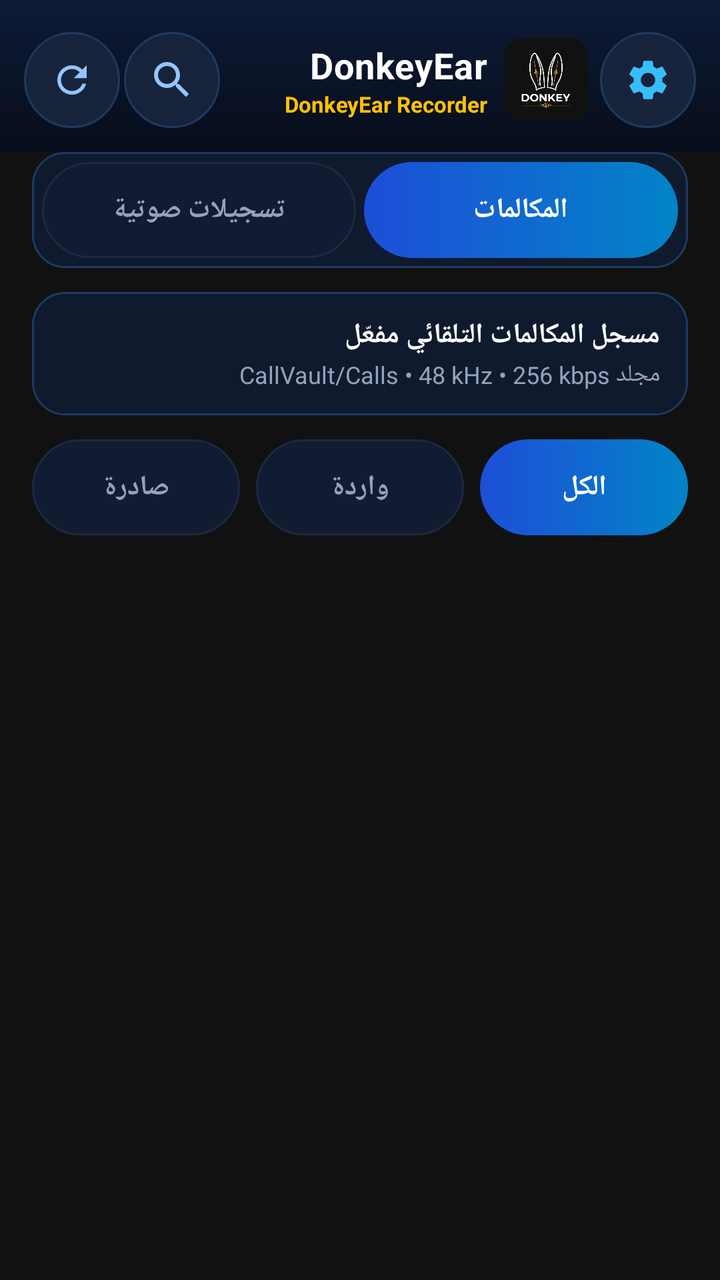
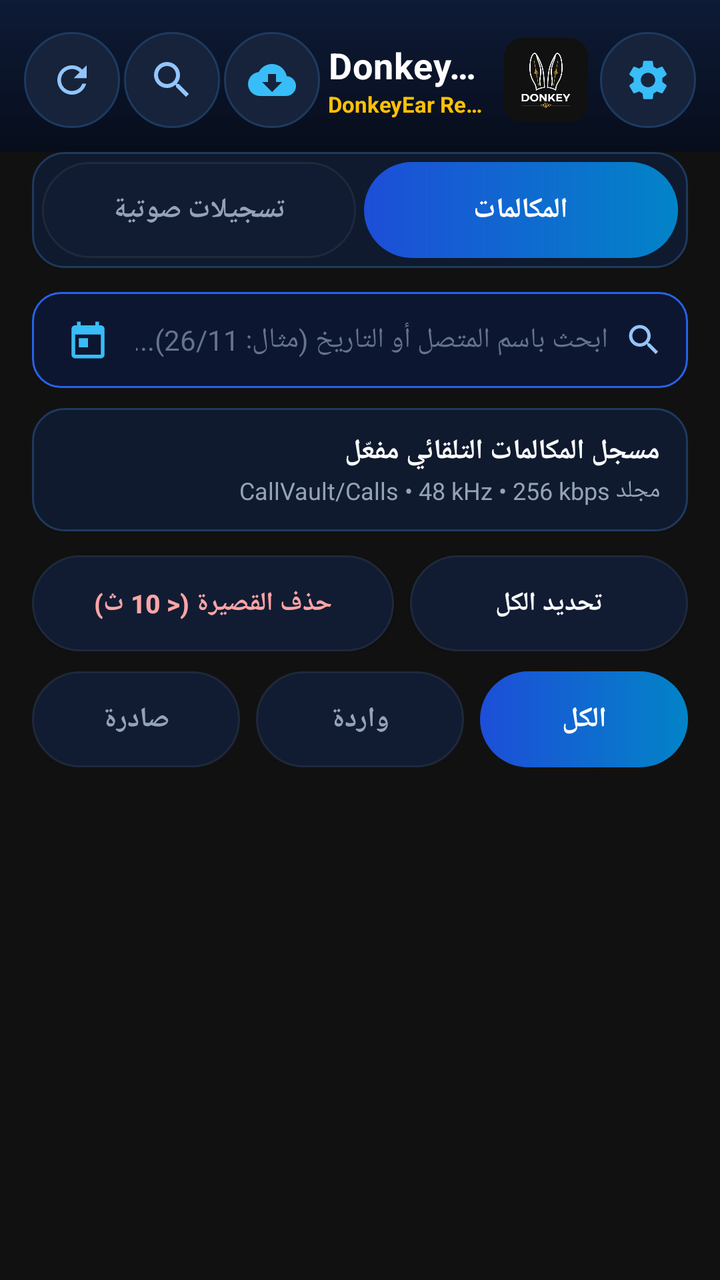

Two renders of the same Android screen: before a commit and after it. Below are the layout's source before the change and the commit's diff.
<!-- AndroidManifest.xml: activity theme Theme.DonkeyEar -->
<!-- res/layout/activity_main.xml -->
<?xml version="1.0" encoding="utf-8"?>
<FrameLayout xmlns:android="http://schemas.android.com/apk/res/android"
    android:id="@+id/main_root"
    android:layout_width="match_parent"
    android:layout_height="match_parent"
    android:background="#111111"
    android:layoutDirection="rtl">

    
    <LinearLayout
        android:id="@+id/vault_content_container"
        android:layout_width="match_parent"
        android:layout_height="match_parent"
        android:orientation="vertical"
        android:visibility="visible">

        
        <LinearLayout
            android:layout_width="match_parent"
            android:layout_height="wrap_content"
            android:background="@drawable/bg_header_gradient"
            android:gravity="center_vertical"
            android:orientation="horizontal"
            android:paddingHorizontal="12dp"
            android:paddingTop="16dp"
            android:paddingBottom="12dp">

            <ImageButton
                android:id="@+id/btn_settings"
                android:layout_width="48dp"
                android:layout_height="48dp"
                android:layout_marginEnd="6dp"
                android:background="@drawable/bg_circle_surface"
                android:contentDescription="الإعدادات"
                android:minWidth="48dp"
                android:minHeight="48dp"
                android:padding="12dp"
                android:scaleType="centerInside"
                android:src="@drawable/ic_settings" />

            <ImageView
                android:id="@+id/iv_logo"
                android:layout_width="42dp"
                android:layout_height="42dp"
                android:contentDescription="@string/app_name"
                android:scaleType="fitCenter"
                android:src="@drawable/ic_donkeyear_logo_rounded" />

            <LinearLayout
                android:layout_width="0dp"
                android:layout_height="wrap_content"
                android:layout_marginStart="8dp"
                android:layout_marginEnd="4dp"
                android:layout_weight="1"
                android:orientation="vertical">

                <TextView
                    android:id="@+id/tv_app_logo_title"
                    android:layout_width="wrap_content"
                    android:layout_height="wrap_content"
                    android:ellipsize="end"
                    android:letterSpacing="0.02"
                    android:maxLines="1"
                    android:text="@string/app_name"
                    android:textColor="#FFFFFF"
                    android:textSize="18sp"
                    android:textStyle="bold" />

                <TextView
                    android:id="@+id/tv_app_subtitle"
                    android:layout_width="wrap_content"
                    android:layout_height="wrap_content"
                    android:ellipsize="end"
                    android:maxLines="1"
                    android:text="DonkeyEar Recorder"
                    android:textColor="#FFC107"
                    android:textSize="11sp"
                    android:textStyle="bold" />
            </LinearLayout>

            <ImageButton
                android:id="@+id/btn_search"
                android:layout_width="48dp"
                android:layout_height="48dp"
                android:layout_marginEnd="2dp"
                android:background="@drawable/bg_circle_surface"
                android:contentDescription="بحث"
                android:minWidth="48dp"
                android:minHeight="48dp"
                android:padding="12dp"
                android:scaleType="centerInside"
                android:src="@drawable/ic_search_blue" />

            <ImageButton
                android:id="@+id/btn_refresh"
                android:layout_width="48dp"
                android:layout_height="48dp"
                android:background="@drawable/bg_circle_surface"
                android:contentDescription="تحديث القائمة"
                android:minWidth="48dp"
                android:minHeight="48dp"
                android:padding="13dp"
                android:scaleType="centerInside"
                android:src="@drawable/ic_refresh" />
        </LinearLayout>

        
        <LinearLayout
            android:id="@+id/section_tabs_bar"
            android:layout_width="match_parent"
            android:layout_height="wrap_content"
            android:layout_marginHorizontal="16dp"
            android:layout_marginBottom="12dp"
            android:background="@drawable/bg_card_dark"
            android:orientation="horizontal"
            android:padding="5dp">

            <TextView
                android:id="@+id/tab_calls"
                android:layout_width="0dp"
                android:layout_height="48dp"
                android:layout_marginEnd="4dp"
                android:layout_weight="1"
                android:background="@drawable/bg_pill_selected"
                android:clickable="true"
                android:focusable="true"
                android:gravity="center"
                android:minHeight="48dp"
                android:text="المكالمات"
                android:textColor="#FFFFFF"
                android:textSize="14sp"
                android:textStyle="bold" />

            <TextView
                android:id="@+id/tab_voice_notes"
                android:layout_width="0dp"
                android:layout_height="48dp"
                android:layout_weight="1"
                android:background="@drawable/bg_pill_unselected"
                android:clickable="true"
                android:focusable="true"
                android:gravity="center"
                android:minHeight="48dp"
                android:text="تسجيلات صوتية"
                android:textColor="#94A3B8"
                android:textSize="14sp"
                android:textStyle="bold" />
        </LinearLayout>

        
        <LinearLayout
            android:id="@+id/search_container"
            android:layout_width="match_parent"
            android:layout_height="wrap_content"
            android:layout_marginHorizontal="16dp"
            android:layout_marginBottom="10dp"
            android:background="@drawable/bg_search_field"
            android:gravity="center_vertical"
            android:orientation="horizontal"
            android:paddingHorizontal="12dp"
            android:visibility="gone">

            <ImageView
                android:layout_width="20dp"
                android:layout_height="20dp"
                android:contentDescription="أيقونة البحث"
                android:src="@drawable/ic_search_blue" />

            <EditText
                android:id="@+id/et_search"
                android:layout_width="0dp"
                android:layout_height="48dp"
                android:layout_marginStart="8dp"
                android:layout_weight="1"
                android:background="@android:color/transparent"
                android:hint="ابحث..."
                android:imeOptions="actionSearch"
                android:inputType="text"
                android:maxLines="1"
                android:textColor="#F8FAFC"
                android:textColorHint="#64748B"
                android:textDirection="anyRtl"
                android:textSize="14sp" />

            <ImageButton
                android:id="@+id/btn_clear_search"
                android:layout_width="48dp"
                android:layout_height="48dp"
                android:background="@android:color/transparent"
                android:contentDescription="مسح البحث"
                android:minWidth="48dp"
                android:minHeight="48dp"
                android:src="@drawable/ic_close" />
        </LinearLayout>

        
        <LinearLayout
            android:id="@+id/status_banner"
            android:layout_width="match_parent"
            android:layout_height="wrap_content"
            android:layout_marginHorizontal="16dp"
            android:layout_marginBottom="12dp"
            android:background="@drawable/bg_card_dark"
            android:gravity="center_vertical"
            android:orientation="horizontal"
            android:paddingHorizontal="14dp"
            android:paddingVertical="12dp">

            <LinearLayout
                android:layout_width="0dp"
                android:layout_height="wrap_content"
                android:layout_weight="1"
                android:orientation="vertical">

                <TextView
                    android:id="@+id/tv_status_title"
                    android:layout_width="wrap_content"
                    android:layout_height="wrap_content"
                    android:text="مسجل المكالمات التلقائي مفعّل"
                    android:textColor="#F8FAFC"
                    android:textSize="14sp"
                    android:textStyle="bold" />

                <TextView
                    android:id="@+id/tv_status_subtitle"
                    android:layout_width="wrap_content"
                    android:layout_height="wrap_content"
                    android:layout_marginTop="2dp"
                    android:text="مجلد CallVault/Calls • 48 kHz • 256 kbps"
                    android:textColor="#94A3B8"
                    android:textSize="12sp" />
            </LinearLayout>

            <Button
                android:id="@+id/btn_grant_permissions"
                android:layout_width="wrap_content"
                android:layout_height="48dp"
                android:background="@drawable/bg_pill_selected"
                android:minHeight="48dp"
                android:paddingHorizontal="16dp"
                android:text="منح الصلاحيات"
                android:textAllCaps="false"
                android:textColor="#FFFFFF"
                android:textSize="13sp"
                android:textStyle="bold"
                android:visibility="gone" />
        </LinearLayout>

        
        <LinearLayout
            android:id="@+id/filter_bar"
            android:layout_width="match_parent"
            android:layout_height="wrap_content"
            android:layout_marginHorizontal="16dp"
            android:layout_marginBottom="12dp"
            android:orientation="horizontal">

            <TextView
                android:id="@+id/filter_all"
                android:layout_width="0dp"
                android:layout_height="48dp"
                android:layout_marginEnd="8dp"
                android:layout_weight="1"
                android:background="@drawable/bg_pill_selected"
                android:clickable="true"
                android:focusable="true"
                android:gravity="center"
                android:minHeight="48dp"
                android:text="الكل"
                android:textColor="#FFFFFF"
                android:textSize="14sp"
                android:textStyle="bold" />

            <TextView
                android:id="@+id/filter_incoming"
                android:layout_width="0dp"
                android:layout_height="48dp"
                android:layout_marginEnd="8dp"
                android:layout_weight="1"
                android:background="@drawable/bg_pill_unselected"
                android:clickable="true"
                android:focusable="true"
                android:gravity="center"
                android:minHeight="48dp"
                android:text="واردة"
                android:textColor="#94A3B8"
                android:textSize="14sp"
                android:textStyle="bold" />

            <TextView
                android:id="@+id/filter_outgoing"
                android:layout_width="0dp"
                android:layout_height="48dp"
                android:layout_weight="1"
                android:background="@drawable/bg_pill_unselected"
                android:clickable="true"
                android:focusable="true"
                android:gravity="center"
                android:minHeight="48dp"
                android:text="صادرة"
                android:textColor="#94A3B8"
                android:textSize="14sp"
                android:textStyle="bold" />
        </LinearLayout>

        
        <FrameLayout
            android:layout_width="match_parent"
            android:layout_height="0dp"
            android:layout_weight="1">

            
            <ListView
                android:id="@+id/list_recordings"
                android:layout_width="match_parent"
                android:layout_height="match_parent"
                android:clipToPadding="false"
                android:divider="@android:color/transparent"
                android:dividerHeight="10dp"
                android:paddingHorizontal="16dp"
                android:paddingBottom="16dp"
                android:scrollbars="none" />

            
            <ListView
                android:id="@+id/list_voice_notes"
                android:layout_width="match_parent"
                android:layout_height="match_parent"
                android:clipToPadding="false"
                android:divider="@android:color/transparent"
                android:dividerHeight="10dp"
                android:paddingHorizontal="16dp"
                android:paddingBottom="88dp"
                android:scrollbars="none"
                android:visibility="gone" />

            <LinearLayout
                android:id="@+id/empty_state"
                android:layout_width="match_parent"
                android:layout_height="match_parent"
                android:gravity="center"
                android:orientation="vertical"
                android:padding="32dp"
                android:visibility="gone">

                <ImageView
                    android:layout_width="64dp"
                    android:layout_height="64dp"
                    android:background="@drawable/bg_circle_surface"
                    android:contentDescription="لا توجد عناصر"
                    android:padding="16dp"
                    android:src="@drawable/ic_vault_shield" />

                <TextView
                    android:id="@+id/tv_empty_title"
                    android:layout_width="wrap_content"
                    android:layout_height="wrap_content"
                    android:layout_marginTop="16dp"
                    android:text="لا توجد مكالمات مسجلة"
                    android:textColor="#F8FAFC"
                    android:textSize="17sp"
                    android:textStyle="bold" />

                <TextView
                    android:id="@+id/tv_empty_subtitle"
                    android:layout_width="wrap_content"
                    android:layout_height="wrap_content"
                    android:layout_marginTop="6dp"
                    android:gravity="center"
                    android:text="سيتم حفظ جميع المكالمات الواردة والصادرة تلقائياً في CallVault/Calls."
                    android:textColor="#94A3B8"
                    android:textSize="13sp" />
            </LinearLayout>

            
            <ImageButton
                android:id="@+id/fab_new_voice_note"
                android:layout_width="60dp"
                android:layout_height="60dp"
                android:layout_gravity="bottom|end"
                android:layout_margin="18dp"
                android:background="@drawable/bg_fab_red"
                android:contentDescription="تسجيل صوتي جديد"
                android:elevation="8dp"
                android:minWidth="60dp"
                android:minHeight="60dp"
                android:padding="15dp"
                android:scaleType="centerInside"
                android:src="@drawable/ic_add_white"
                android:visibility="gone" />
        </FrameLayout>

        
        <LinearLayout
            android:id="@+id/player_bar"
            android:layout_width="match_parent"
            android:layout_height="wrap_content"
            android:layout_marginHorizontal="16dp"
            android:layout_marginBottom="12dp"
            android:background="@drawable/bg_card_dark"
            android:orientation="vertical"
            android:padding="12dp"
            android:visibility="gone">

            <LinearLayout
                android:layout_width="match_parent"
                android:layout_height="wrap_content"
                android:gravity="center_vertical"
                android:orientation="horizontal">

                <ImageButton
                    android:id="@+id/btn_player_toggle"
                    android:layout_width="48dp"
                    android:layout_height="48dp"
                    android:layout_marginEnd="10dp"
                    android:background="@drawable/bg_circle_blue"
                    android:contentDescription="تشغيل أو إيقاف مؤقت"
                    android:minWidth="48dp"
                    android:minHeight="48dp"
                    android:padding="12dp"
                    android:scaleType="centerInside"
                    android:src="@drawable/ic_pause" />

                <LinearLayout
                    android:layout_width="0dp"
                    android:layout_height="wrap_content"
                    android:layout_marginEnd="8dp"
                    android:layout_weight="1"
                    android:orientation="vertical">

                    <TextView
                        android:id="@+id/tv_now_playing"
                        android:layout_width="match_parent"
                        android:layout_height="wrap_content"
                        android:ellipsize="end"
                        android:maxLines="1"
                        android:text="جاري التشغيل..."
                        android:textColor="#F8FAFC"
                        android:textDirection="anyRtl"
                        android:textSize="13sp"
                        android:textStyle="bold" />

                    <TextView
                        android:id="@+id/tv_player_time"
                        android:layout_width="wrap_content"
                        android:layout_height="wrap_content"
                        android:layout_marginTop="2dp"
                        android:text="00:00 / 00:00"
                        android:textColor="#38BDF8"
                        android:textDirection="ltr"
                        android:textSize="12sp"
                        android:textStyle="bold" />
                </LinearLayout>

                <ImageButton
                    android:id="@+id/btn_player_stop"
                    android:layout_width="48dp"
                    android:layout_height="48dp"
                    android:background="@drawable/bg_circle_surface"
                    android:contentDescription="إغلاق المشغل"
                    android:minWidth="48dp"
                    android:minHeight="48dp"
                    android:padding="13dp"
                    android:scaleType="centerInside"
                    android:src="@drawable/ic_close" />
            </LinearLayout>

            <com.example.AudioWaveformProgressView
                android:id="@+id/playback_waveform"
                android:layout_width="match_parent"
                android:layout_height="52dp"
                android:layout_marginTop="8dp"
                android:contentDescription="شريط الموجة الصوتية للتشغيل"
                android:layoutDirection="ltr"
                android:minHeight="48dp"
                android:paddingVertical="4dp" />
        </LinearLayout>
    </LinearLayout>

</FrameLayout>
<!-- resources referenced by this layout -->
<resources>
  <!-- drawable bg_card_dark (drawable) -->
  <?xml version="1.0" encoding="utf-8"?>
  <shape xmlns:android="http://schemas.android.com/apk/res/android" android:shape="rectangle">
      <solid android:color="#0F1A2E" />
      <corners android:radius="16dp" />
      <stroke android:width="1dp" android:color="#1E3A5F" />
  </shape>
  <!-- drawable bg_circle_blue (drawable) -->
  <?xml version="1.0" encoding="utf-8"?>
  <shape xmlns:android="http://schemas.android.com/apk/res/android" android:shape="oval">
      <gradient
          android:angle="135"
          android:startColor="#2563EB"
          android:endColor="#0EA5E9" />
  </shape>
  <!-- drawable bg_circle_surface (drawable) -->
  <?xml version="1.0" encoding="utf-8"?>
  <shape xmlns:android="http://schemas.android.com/apk/res/android" android:shape="oval">
      <solid android:color="#16233B" />
      <stroke android:width="1dp" android:color="#1E3A5F" />
  </shape>
  <!-- drawable bg_fab_red (drawable) -->
  <?xml version="1.0" encoding="utf-8"?>
  <shape xmlns:android="http://schemas.android.com/apk/res/android"
      android:shape="oval">
      <solid android:color="#EF4444" />
      <stroke
          android:width="2dp"
          android:color="#FCA5A5" />
  </shape>
  <!-- drawable bg_header_gradient (drawable) -->
  <?xml version="1.0" encoding="utf-8"?>
  <shape xmlns:android="http://schemas.android.com/apk/res/android" android:shape="rectangle">
      <gradient
          android:angle="270"
          android:startColor="#0E1B36"
          android:centerColor="#0A1429"
          android:endColor="#070D1A" />
  </shape>
  <!-- drawable bg_pill_selected (drawable) -->
  <?xml version="1.0" encoding="utf-8"?>
  <shape xmlns:android="http://schemas.android.com/apk/res/android" android:shape="rectangle">
      <gradient
          android:angle="0"
          android:startColor="#1D4ED8"
          android:endColor="#0284C7" />
      <corners android:radius="24dp" />
  </shape>
  <!-- drawable bg_pill_unselected (drawable) -->
  <?xml version="1.0" encoding="utf-8"?>
  <shape xmlns:android="http://schemas.android.com/apk/res/android" android:shape="rectangle">
      <solid android:color="#111C33" />
      <corners android:radius="24dp" />
      <stroke android:width="1dp" android:color="#1E293B" />
  </shape>
  <!-- drawable bg_search_field (drawable) -->
  <?xml version="1.0" encoding="utf-8"?>
  <shape xmlns:android="http://schemas.android.com/apk/res/android"
      android:shape="rectangle">
      <solid android:color="#0D1630" />
      <corners android:radius="14dp" />
      <stroke
          android:width="1dp"
          android:color="#2563EB" />
  </shape>
  <string name="app_name">DonkeyEar</string>
  <style name="Theme.DonkeyEar" parent="android:Theme.DeviceDefault.NoActionBar">
          <item name="android:windowBackground">@color/donkey_background</item>
      </style>
  <color name="donkey_background">#111111</color>
  <!-- unchanged entries left out for length: 8 -->
</resources>

<!-- the commit's change to res/layout/activity_main.xml (unified diff, before → after) -->
@@ -79,6 +79,19 @@
             </LinearLayout>
 
             <ImageButton
+                android:id="@+id/btn_sync"
+                android:layout_width="48dp"
+                android:layout_height="48dp"
+                android:layout_marginEnd="2dp"
+                android:background="@drawable/bg_circle_surface"
+                android:contentDescription="مزامنة وتفريغ"
+                android:minWidth="48dp"
+                android:minHeight="48dp"
+                android:padding="12dp"
+                android:scaleType="centerInside"
+                android:src="@drawable/ic_cloud_sync" />
+
+            <ImageButton
                 android:id="@+id/btn_search"
                 android:layout_width="48dp"
                 android:layout_height="48dp"
@@ -157,8 +170,9 @@
             android:background="@drawable/bg_search_field"
             android:gravity="center_vertical"
             android:orientation="horizontal"
-            android:paddingHorizontal="12dp"
-            android:visibility="gone">
+            android:paddingStart="12dp"
+            android:paddingEnd="4dp"
+            android:visibility="visible">
 
             <ImageView
                 android:layout_width="20dp"
@@ -173,7 +187,7 @@
                 android:layout_marginStart="8dp"
                 android:layout_weight="1"
                 android:background="@android:color/transparent"
-                android:hint="ابحث..."
+                android:hint="ابحث باسم المتصل أو التاريخ (مثال: 26/11)..."
                 android:imeOptions="actionSearch"
                 android:inputType="text"
                 android:maxLines="1"
@@ -183,6 +197,18 @@
                 android:textSize="14sp" />
 
             <ImageButton
+                android:id="@+id/btn_pick_date_filter"
+                android:layout_width="48dp"
+                android:layout_height="48dp"
+                android:background="@android:color/transparent"
+                android:contentDescription="تصفية حسب التاريخ"
+                android:minWidth="48dp"
+                android:minHeight="48dp"
+                android:padding="13dp"
+                android:scaleType="centerInside"
+                android:src="@drawable/ic_calendar" />
+
+            <ImageButton
                 android:id="@+id/btn_clear_search"
                 android:layout_width="48dp"
                 android:layout_height="48dp"
@@ -190,7 +216,10 @@
                 android:contentDescription="مسح البحث"
                 android:minWidth="48dp"
                 android:minHeight="48dp"
-                android:src="@drawable/ic_close" />
+                android:padding="13dp"
+                android:scaleType="centerInside"
+                android:src="@drawable/ic_close"
+                android:visibility="gone" />
         </LinearLayout>
 
         
@@ -244,6 +273,135 @@
                 android:textSize="13sp"
                 android:textStyle="bold"
                 android:visibility="gone" />
+        </LinearLayout>
+
+        
+        <LinearLayout
+            android:id="@+id/tools_bar"
+            android:layout_width="match_parent"
+            android:layout_height="wrap_content"
+            android:layout_marginHorizontal="16dp"
+            android:layout_marginBottom="10dp"
+            android:orientation="horizontal">
+
+            <Button
+                android:id="@+id/btn_enter_select_all"
+                android:layout_width="0dp"
+                android:layout_height="48dp"
+                android:layout_marginEnd="8dp"
+                android:layout_weight="1"
+                android:background="@drawable/bg_pill_unselected"
+                android:minHeight="48dp"
+                android:paddingHorizontal="12dp"
+                android:text="تحديد الكل"
+                android:textAllCaps="false"
+                android:textColor="#F8FAFC"
+                android:textSize="13sp"
+                android:textStyle="bold" />
+
+            <Button
+                android:id="@+id/btn_delete_short"
+                android:layout_width="0dp"
+                android:layout_height="48dp"
+                android:layout_weight="1.3"
+                android:background="@drawable/bg_pill_unselected"
+                android:minHeight="48dp"
+                android:paddingHorizontal="12dp"
+                android:text="حذف القصيرة (&lt; 10 ث)"
+                android:textAllCaps="false"
+                android:textColor="#FCA5A5"
+                android:textSize="13sp"
+                android:textStyle="bold" />
+        </LinearLayout>
+
+        
+        <LinearLayout
+            android:id="@+id/selection_action_bar"
+            android:layout_width="match_parent"
+            android:layout_height="wrap_content"
+            android:layout_marginHorizontal="16dp"
+            android:layout_marginBottom="10dp"
+            android:background="@drawable/bg_card_dark"
+            android:orientation="vertical"
+            android:padding="12dp"
+            android:visibility="gone">
+
+            <LinearLayout
+                android:layout_width="match_parent"
+                android:layout_height="wrap_content"
+                android:gravity="center_vertical"
+                android:orientation="horizontal">
+
+                <TextView
+                    android:id="@+id/tv_selection_count"
+                    android:layout_width="0dp"
+                    android:layout_height="wrap_content"
+                    android:layout_weight="1"
+                    android:text="المحدد: 0"
+                    android:textColor="#38BDF8"
+                    android:textSize="14sp"
+                    android:textStyle="bold" />
+
+                <Button
+                    android:id="@+id/btn_select_all_toggle"
+                    android:layout_width="wrap_content"
+                    android:layout_height="48dp"
+                    android:layout_marginEnd="6dp"
+                    android:background="@drawable/bg_pill_unselected"
+                    android:minHeight="48dp"
+                    android:paddingHorizontal="14dp"
+                    android:text="تحديد الكل"
+                    android:textAllCaps="false"
+                    android:textColor="#FFFFFF"
+                    android:textSize="12sp"
+                    android:textStyle="bold" />
+
+                <ImageButton
+                    android:id="@+id/btn_exit_selection"
+                    android:layout_width="48dp"
+                    android:layout_height="48dp"
+                    android:background="@drawable/bg_circle_surface"
+                    android:contentDescription="إلغاء التحديد"
+                    android:minWidth="48dp"
+                    android:minHeight="48dp"
+                    android:padding="13dp"
+                    android:scaleType="centerInside"
+                    android:src="@drawable/ic_close" />
+            </LinearLayout>
+
+            <LinearLayout
+                android:layout_width="match_parent"
+                android:layout_height="wrap_content"
+                android:layout_marginTop="8dp"
+                android:orientation="horizontal">
+
+                <Button
+                    android:id="@+id/btn_share_selected"
+                    android:layout_width="0dp"
+                    android:layout_height="48dp"
+                    android:layout_marginEnd="8dp"
+                    android:layout_weight="1"
+                    android:background="@drawable/bg_pill_selected"
+                    android:minHeight="48dp"
+                    android:text="إرسال المحدد"
+                    android:textAllCaps="false"
+                    android:textColor="#FFFFFF"
+                    android:textSize="13sp"
+                    android:textStyle="bold" />
+
+                <Button
+                    android:id="@+id/btn_delete_selected"
+                    android:layout_width="0dp"
+                    android:layout_height="48dp"
+                    android:layout_weight="1"
+                    android:background="@drawable/bg_pill_unselected"
+                    android:minHeight="48dp"
+                    android:text="حذف المحدد"
+                    android:textAllCaps="false"
+                    android:textColor="#FCA5A5"
+                    android:textSize="13sp"
+                    android:textStyle="bold" />
+            </LinearLayout>
         </LinearLayout>
 
         
<!-- resource entries referenced after the edit -->
@@ -65,6 +65,27 @@
           android:width="1dp"
           android:color="#2563EB" />
   </shape>
+  <!-- drawable ic_calendar (drawable) -->
+  <?xml version="1.0" encoding="utf-8"?>
+  <vector xmlns:android="http://schemas.android.com/apk/res/android"
+      android:width="24dp"
+      android:height="24dp"
+      android:viewportWidth="24"
+      android:viewportHeight="24">
+      <path
+          android:fillColor="#38BDF8"
+          android:pathData="M19,4h-1V2h-2v2H8V2H6v2H5C3.89,4 3.01,4.9 3.01,6L3,20c0,1.1 0.89,2 2,2h14c1.1,0 2,-0.9 2,-2V6c0,-1.1 -0.9,-2 -2,-2zm0,16H5V9h14v11zM7,11h5v5H7v-5z" />
+  </vector>
+  <!-- drawable ic_cloud_sync (drawable) -->
+  <vector xmlns:android="http://schemas.android.com/apk/res/android"
+      android:width="24dp"
+      android:height="24dp"
+      android:viewportWidth="24"
+      android:viewportHeight="24">
+      <path
+          android:fillColor="#38BDF8"
+          android:pathData="M19.35,10.04C18.67,6.59 15.64,4 12,4 9.11,4 6.6,5.64 5.35,8.04 2.34,8.36 0,10.91 0,14c0,3.31 2.69,6 6,6h13c2.76,0 5,-2.24 5,-5 0,-2.64 -2.05,-4.78 -4.65,-4.96zM17,13l-5,5 -5,-5h3V9h4v4h3z" />
+  </vector>
   <string name="app_name">DonkeyEar</string>
   <style name="Theme.DonkeyEar" parent="android:Theme.DeviceDefault.NoActionBar">
           <item name="android:windowBackground">@color/donkey_background</item>
